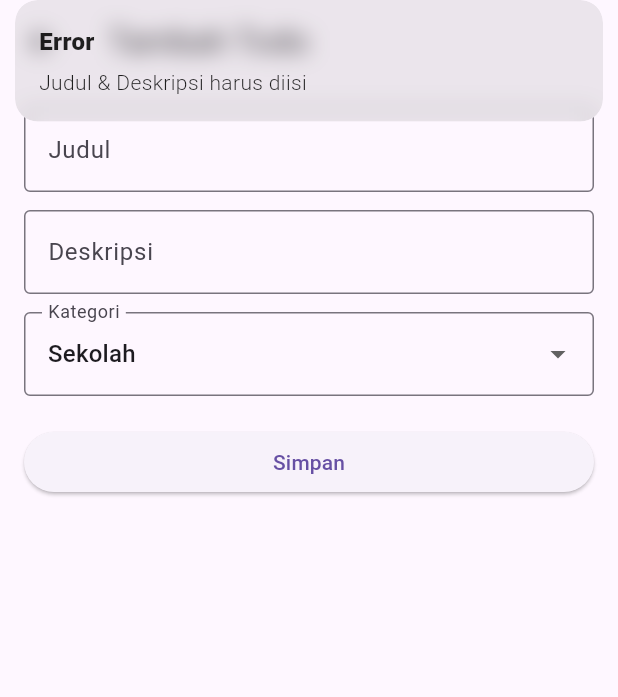
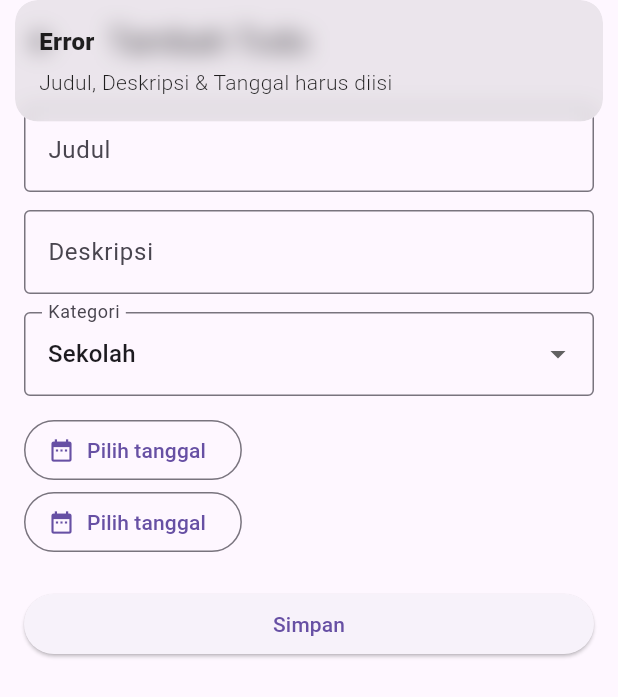
Before and after one commit to ASenoJati/todo_app, a Flutter app: the AddTodoPage screen opened by its route, after a tap on "Simpan", on a phone screen of 412 x 824 dp. Shown: the top 697 px of the screen. Run offline on Flutter 3.47's test engine with Material 3 defaults, Android fonts, the phone set to English and light mode, and no system bars; our stand-ins replace get.

Commit message:
Feat [SEN] Add Due Date

```diff
--- a/lib/components/AppConstant.dart
+++ b/lib/components/AppConstant.dart
@@ -1,3 +1 @@
-import 'package:intl/intl.dart';
-
 class AppConstant {}
--- a/lib/pages/AddTodoPage.dart
+++ b/lib/pages/AddTodoPage.dart
@@ -1,18 +1,13 @@
 import 'package:flutter/material.dart';
 import 'package:get/get.dart';
 import 'package:intl/intl.dart';
+import 'package:todo_app/controllers/AddTodoController.dart';
 import 'package:todo_app/controllers/TodoController.dart';
 
 class AddTodoPage extends StatelessWidget {
   AddTodoPage({super.key});
   final TodoController todoController = Get.find();
-  final titleController = TextEditingController();
-  final descController = TextEditingController();
-  final categoryList = ["Sekolah", "Pekerjaan", "Pribadi"];
-  final RxString selectedCategory = "Sekolah".obs;
-  final String dateNow = DateFormat(
-    'dd MMM yyyy, HH:mm',
-  ).format(DateTime.now());
+  final controller = Get.put(AddTodoController());
 
   @override
   Widget build(BuildContext context) {
@@ -24,7 +19,7 @@ class AddTodoPage extends StatelessWidget {
           crossAxisAlignment: CrossAxisAlignment.start,
           children: [
             TextField(
-              controller: titleController,
+              controller: controller.titleController,
               decoration: const InputDecoration(
                 labelText: "Judul",
                 border: OutlineInputBorder(),
@@ -32,7 +27,7 @@ class AddTodoPage extends StatelessWidget {
             ),
             const SizedBox(height: 12),
             TextField(
-              controller: descController,
+              controller: controller.descController,
               decoration: const InputDecoration(
                 labelText: "Deskripsi",
                 border: OutlineInputBorder(),
@@ -41,41 +36,81 @@ class AddTodoPage extends StatelessWidget {
             const SizedBox(height: 12),
             Obx(
               () => DropdownButtonFormField<String>(
-                value: selectedCategory.value,
+                value: controller.selectedCategory.value,
                 decoration: const InputDecoration(
                   labelText: "Kategori",
                   border: OutlineInputBorder(),
                 ),
-                items: categoryList
+                items: controller.categoryList
                     .map((c) => DropdownMenuItem(value: c, child: Text(c)))
                     .toList(),
                 onChanged: (value) {
-                  selectedCategory.value = value!;
+                  controller.selectedCategory.value = value!;
                 },
               ),
             ),
+            const SizedBox(height: 12),
+            Obx(() {
+              final dateText = controller.selectedDate.value == null
+                  ? "Pilih tanggal"
+                  : DateFormat(
+                      "d MMMM yyyy",
+                      "id_ID",
+                    ).format(controller.selectedDate.value!);
+              return OutlinedButton.icon(
+                icon: const Icon(Icons.date_range),
+                label: Text(dateText),
+                onPressed: () => controller.pickDate(context),
+              );
+            }),
+
+            Obx(() {
+              final dateText = controller.selectedDueDate.value == null
+                  ? "Pilih tanggal"
+                  : DateFormat(
+                      "d MMMM yyyy",
+                      "id_ID",
+                    ).format(controller.selectedDueDate.value!);
+              return OutlinedButton.icon(
+                icon: const Icon(Icons.date_range),
+                label: Text(dateText),
+                onPressed: () => controller.pickDueDate(context),
+              );
+            }),
+
             const SizedBox(height: 20),
             SizedBox(
               width: double.infinity,
               child: ElevatedButton(
                 onPressed: () {
-                  if (titleController.text.isNotEmpty &&
-                      descController.text.isNotEmpty) {
-                    final String dateNow = DateFormat(
-                      'dd MMM yyyy, HH:mm',
-                    ).format(DateTime.now());
+                  if (controller.titleController.text.isNotEmpty &&
+                      controller.descController.text.isNotEmpty &&
+                      controller.selectedDate.value != null) {
+                    final String formattedDate = DateFormat(
+                      'dd MMM yyyy',
+                      'id_ID',
+                    ).format(controller.selectedDate.value!);
+
+                    final String formattedDueDate = DateFormat(
+                      'dd MMM yyyy',
+                      'id_ID',
+                    ).format(controller.selectedDueDate.value!);
 
                     todoController.addTodo(
-                      titleController.text,
-                      descController.text,
-                      selectedCategory.value,
-                      dateNow,
+                      controller.titleController.text,
+                      controller.descController.text,
+                      controller.selectedCategory.value,
+                      formattedDate,
+                      formattedDueDate,
                     );
 
                     Get.back();
                     Get.snackbar("Sukses", "Tugas berhasil ditambahkan");
                   } else {
-                    Get.snackbar("Error", "Judul & Deskripsi harus diisi");
+                    Get.snackbar(
+                      "Error",
+                      "Judul, Deskripsi & Tanggal harus diisi",
+                    );
                   }
                 },
                 child: const Text("Simpan"),
--- a/lib/pages/TodoPage.dart
+++ b/lib/pages/TodoPage.dart
@@ -25,6 +25,7 @@ class TodoPage extends StatelessWidget {
               category: todo.category,
               isDone: todo.isDone,
               date: todo.date,
+              dueDate: todo.dueDate,
               onDone: () {
                 todoController.markAsDone(todoController.todos.indexOf(todo));
               },
--- a/pubspec.yaml
+++ b/pubspec.yaml
@@ -8,6 +8,8 @@ environment:
 
 dependencies:
   flutter:
+    sdk: flutter
+  flutter_localizations:
     sdk: flutter
   get: ^4.7.2
   intl: ^0.20.2
```
Also changed, not shown: lib/components/CTodoCard.dart (+3 -9 lines), lib/controllers/AddTodoController.dart (+46 -3 lines), lib/controllers/TodoController.dart (+11 -2 lines), lib/main.dart (+7 -0 lines), pubspec.lock.
